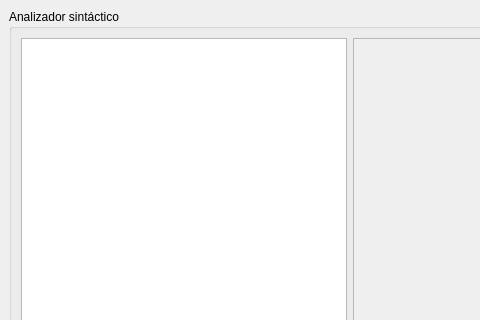
Qt form Analizador Sintactico/mainwindow.ui (FFahrenheit/Traductores-II) before a commit; both pictures show x 0 to 480 and y 0 to 320 of the 700 by 404 pixel window.
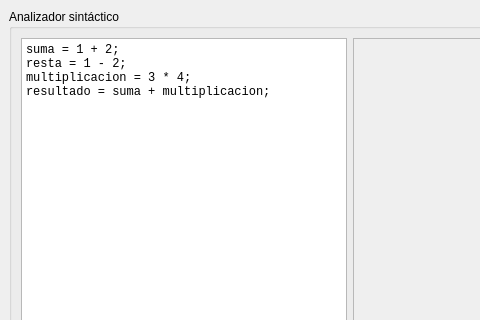
The same form after that commit.

What changed in the file:
```diff
--- a/Analizador Sintactico/mainwindow.ui
+++ b/Analizador Sintactico/mainwindow.ui
@@ -42,6 +42,12 @@
            <family>Consolas</family>
           </font>
          </property>
+         <property name="plainText">
+          <string>suma = 1 + 2;
+resta = 1 - 2;
+multiplicacion = 3 * 4;
+resultado = suma + multiplicacion;</string>
+         </property>
         </widget>
        </item>
        <item row="0" column="1">
```
